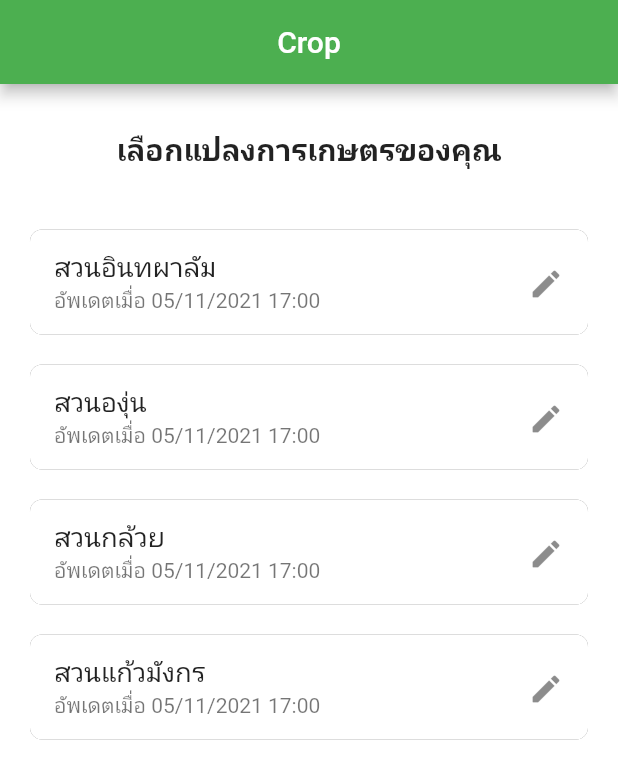
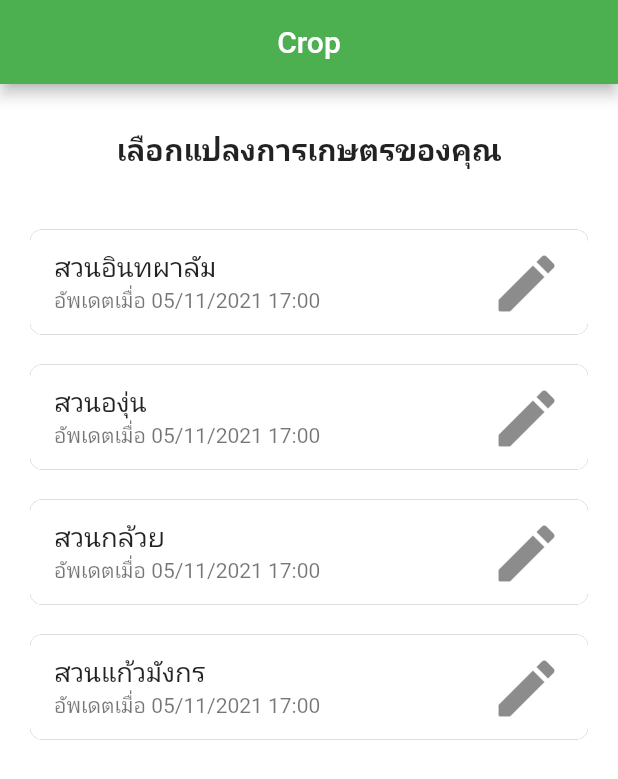
Before and after one commit to oatanurakch/CropType-Flutter, a Flutter app: the screen it shows after launch, after a tap on the "mode edit" icon, on a phone screen of 412 x 824 dp. Shown: the top 779 px of the screen. Run offline on Flutter 3.47's test engine with Material 2 defaults, Android fonts, the phone set to English and light mode, and no system bars.

Commit message:
edit detector

```diff
--- a/lib/Croptye.dart
+++ b/lib/Croptye.dart
@@ -65,7 +65,10 @@ class _ChooseCropTypeState extends State<ChooseCropType> {
                   itemBuilder: (context, index) {
                     return Container(
                       child: InkWell(
-                        onTap: () {print('Inkwell');},
+                        highlightColor: Colors.transparent,
+                        onTap: () {
+                          print('Inkwell');
+                        },
                         child: Container(
                           decoration: BoxDecoration(
                             color: Colors.white,
@@ -76,7 +79,6 @@ class _ChooseCropTypeState extends State<ChooseCropType> {
                               ),
                             ],
                           ),
-                          width: MediaQuery.of(context).size.width,
                           height: 70,
                           margin: EdgeInsets.only(
                             bottom: 20,
@@ -91,9 +93,17 @@ class _ChooseCropTypeState extends State<ChooseCropType> {
                             subtitle: Text(
                               '${items[index]['subtitle']}',
                             ),
-                            trailing: GestureDetector(
-                              child: Icon(Icons.mode_edit_rounded),
-                              onTap: (){print('edit');},
+                            trailing: Container(
+                              padding: const EdgeInsets.fromLTRB(0, 0, 0, 0),
+                              child: GestureDetector(
+                                child: Icon(
+                                  Icons.mode_edit_rounded,
+                                  size: 50,
+                                ),
+                                onTap: () {
+                                  print('edit');
+                                },
+                              ),
                             ),
                           ),
                         ),
```
